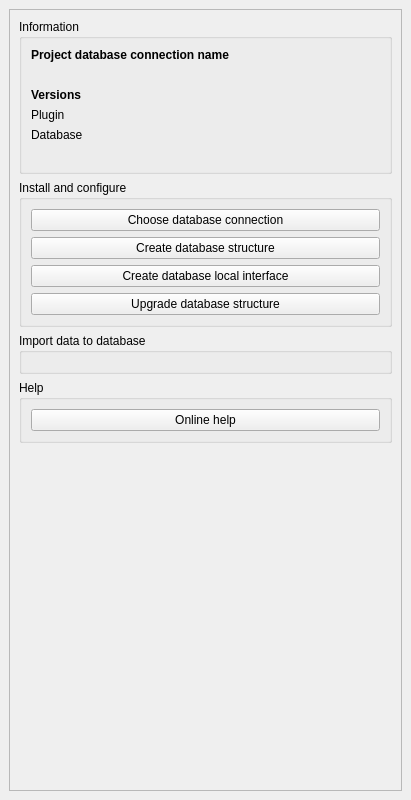
First picture: the form in roadnetwork/resources/ui/dockwidget_base.ui, repository 3liz/qgis-road-network-plugin, before the edit.
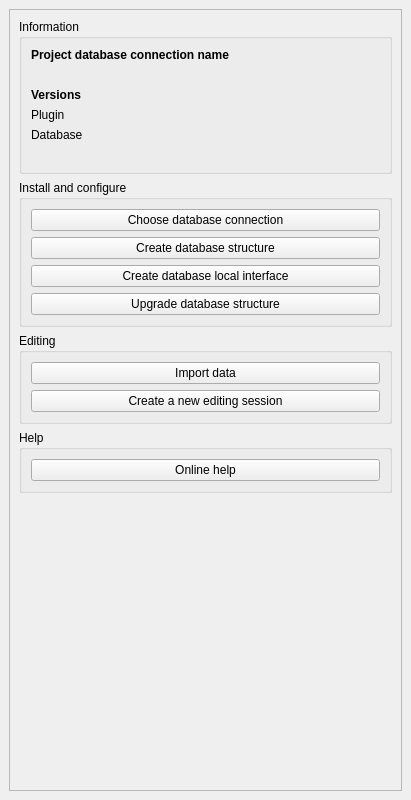
Second picture: the form after the edit.

Commit message: Create editing session - Add empty algorithm to be developped

What changed in the file:
```diff
--- a/roadnetwork/resources/ui/dockwidget_base.ui
+++ b/roadnetwork/resources/ui/dockwidget_base.ui
@@ -167,9 +167,24 @@
         <item>
          <widget class="QGroupBox" name="groupBox_2">
           <property name="title">
-           <string>Import data to database</string>
+           <string>Editing</string>
           </property>
-          <layout class="QVBoxLayout" name="verticalLayout_3"/>
+          <layout class="QVBoxLayout" name="verticalLayout_3">
+           <item>
+            <widget class="QPushButton" name="button_import_data">
+             <property name="text">
+              <string>Import data</string>
+             </property>
+            </widget>
+           </item>
+           <item>
+            <widget class="QPushButton" name="button_create_editing_session">
+             <property name="text">
+              <string>Create a new editing session</string>
+             </property>
+            </widget>
+           </item>
+          </layout>
          </widget>
         </item>
         <item>
```
The commit also changes 4 other files.
